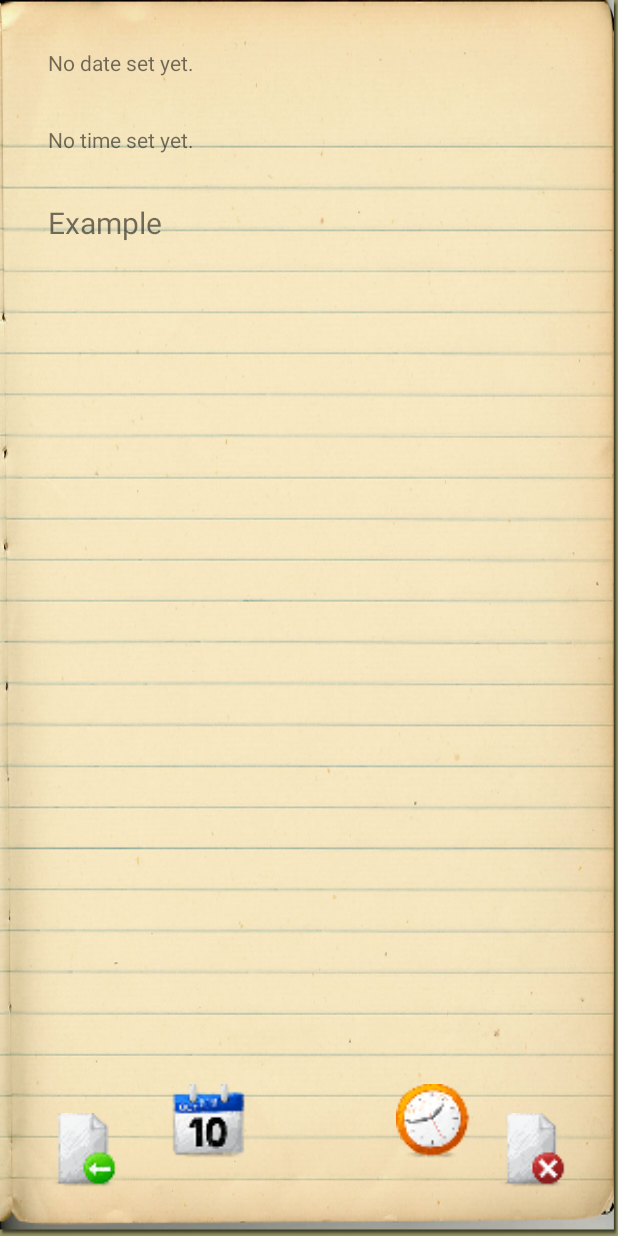
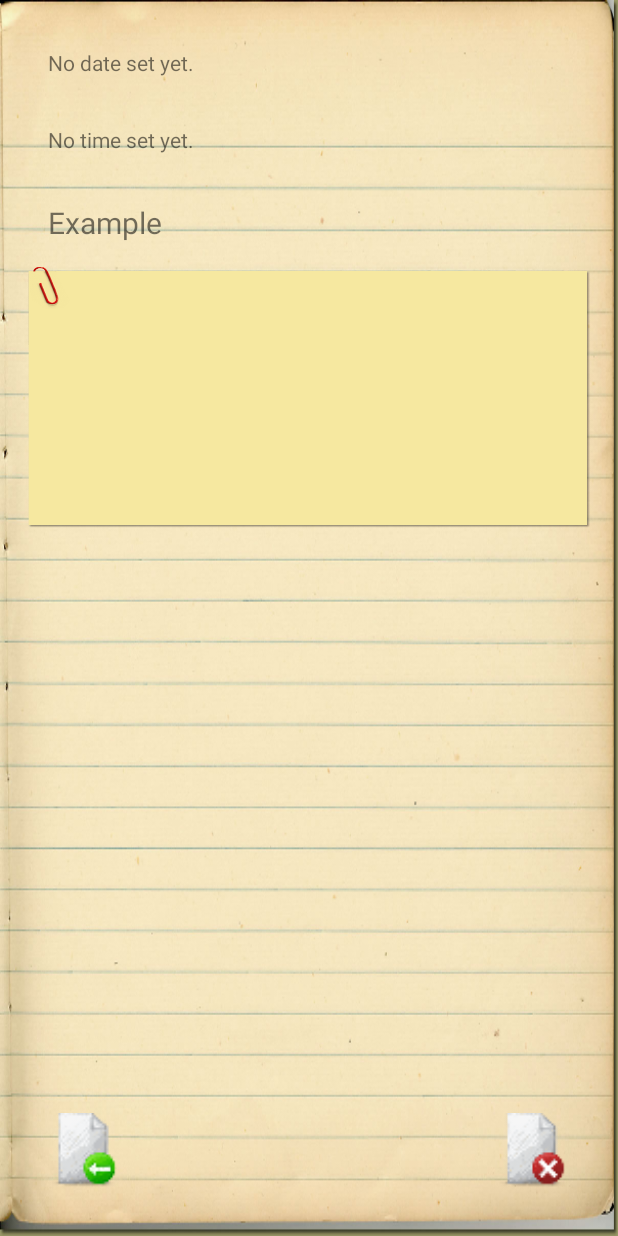
Before and after one commit to Malenea/ToDoList, an Android app: the layout popup.xml on its own in the app's theme, with its tools: preview values and no code run, on a phone screen of 412 x 824 dp. Run offline under Robolectric (Android 15) with nearby library versions, the phone set to English and light mode, and no system bars.

Commit message:
Added desc and polished interface / settled the not updating all data

```diff
--- a/app/src/main/res/layout/popup.xml
+++ b/app/src/main/res/layout/popup.xml
@@ -6,7 +6,8 @@
     android:paddingLeft="@dimen/activity_horizontal_margin"
     android:paddingRight="@dimen/activity_horizontal_margin"
     android:paddingTop="@dimen/activity_vertical_margin"
-    android:background="@drawable/page">
+    android:background="@drawable/page"
+    android:focusableInTouchMode="true">
 
     <TextView
         android:id="@+id/popup_txtDate"
@@ -33,6 +34,22 @@
         android:layout_below="@id/popup_txtTime"
         android:layout_margin="@dimen/fab_margin" />
 
+    <EditText
+        android:id="@+id/popup_desc"
+        android:layout_width="match_parent"
+        android:layout_height="175dp"
+        android:textSize="15sp"
+        android:layout_below="@id/popup_txt"
+        android:background="@drawable/sticky_note_desc"
+        android:scrollbars="vertical"
+        android:paddingRight="15dp"
+        android:paddingLeft="15dp"
+        android:paddingBottom="15dp"
+        android:paddingTop="40dp"
+        android:selectAllOnFocus="true"
+        android:nextFocusUp="@id/popup_desc"
+        android:nextFocusLeft="@id/popup_desc"/>
+
     <ImageButton
         android:id="@+id/popup_del"
         android:background="@drawable/ic_dltbtn"
@@ -51,23 +68,13 @@
         android:layout_alignParentStart="true"
         android:layout_margin = "@dimen/fab_margin" />
 
-    <ImageButton
-        android:id="@+id/popup_clock"
-        android:background="@drawable/ic_timbtn"
-        android:layout_width="50dp"
-        android:layout_height="50dp"
-        android:layout_alignTop="@+id/popup_cal"
-        android:layout_toStartOf="@+id/popup_del" />
-
-    <ImageButton
-        android:id="@+id/popup_cal"
-        android:background="@drawable/ic_calbtn"
-        android:layout_width="50dp"
-        android:layout_height="50dp"
-        android:layout_marginLeft="@dimen/fab_margin"
-        android:layout_marginRight="@dimen/fab_margin"
-        android:layout_marginBottom="19dp"
-        android:layout_alignBottom="@+id/popup_back"
-        android:layout_toEndOf="@+id/popup_back" />
+    <TextView
+        android:id="@+id/popup_status"
+        android:layout_width="80dp"
+        android:layout_height="80dp"
+        android:layout_alignBottom="@+id/popup_txtTime"
+        android:layout_alignEnd="@+id/popup_del"
+        android:layout_marginEnd="15dp"
+        android:gravity="center" />
 
 </RelativeLayout>
```
Also changed, not shown: app/src/main/java/com/malenea/todolist/DbHelper.java (+12 -1 lines), app/src/main/java/com/malenea/todolist/MainActivity.java (+61 -18 lines), app/src/main/java/com/malenea/todolist/MyRecyclerViewAdapter.java (+19 -0 lines), app/src/main/java/com/malenea/todolist/TaskClass.java (+19 -0 lines), app/src/main/res/layout/row.xml (+10 -0 lines), app/src/main/res/drawable-hdpi/sticky_note_desc.png (added), app/src/main/res/drawable-mdpi/sticky_note_desc.png (added), app/src/main/res/drawable-xhdpi/sticky_note_desc.png (added), app/src/main/res/drawable-xxhdpi/sticky_note_desc.png (added), app/src/main/res/drawable-xxxhdpi/sticky_note_desc.png (added), 1 other file.
